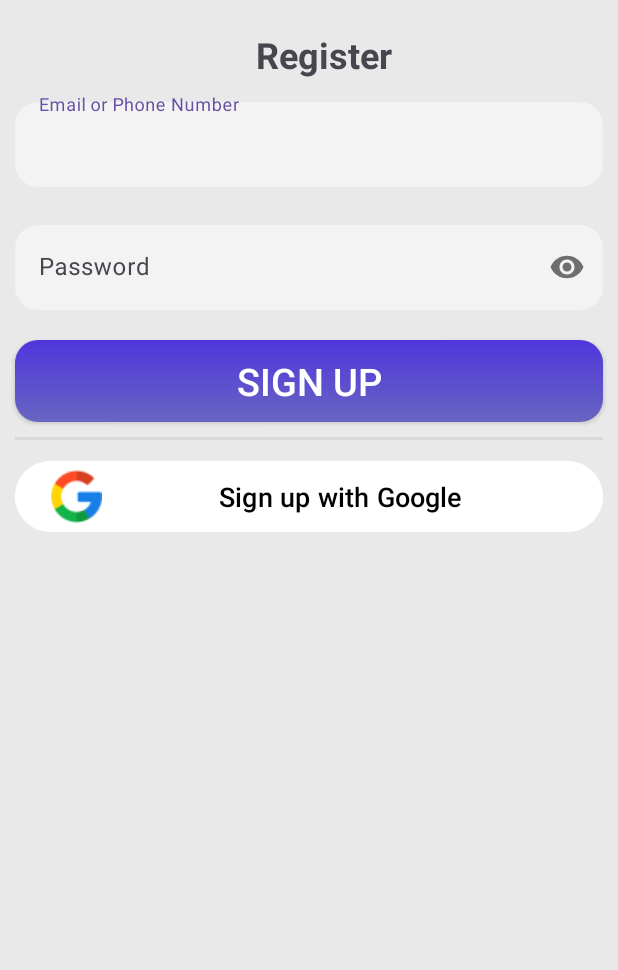
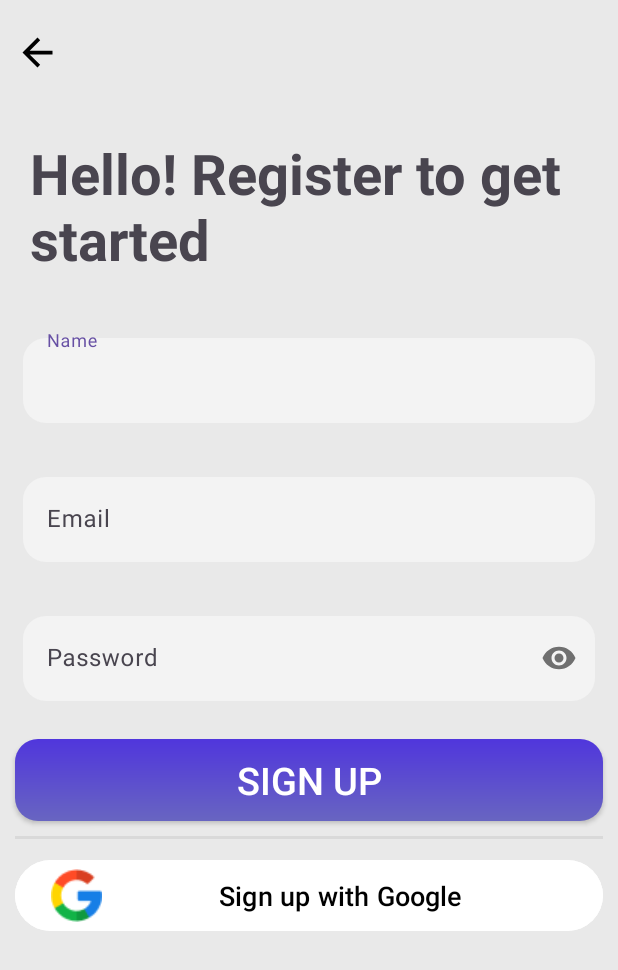
Before and after one commit to RamadhanIY/StuntMed_e-health, an Android app: the Register screen opened directly, with no data from a screen before it, after a tap on "SIGN UP", on a phone screen of 412 x 824 dp. Shown: the top 970 px of the screen. Run offline under Robolectric (Android 15) with nearby library versions, the phone set to English and light mode, and no system bars; our stand-ins replace Firebase (no records; nobody signed in at launch, a user with empty details on screens opened directly).

Commit message:
Register_remake
cuma nambah kolom name aja, sama nambha tulisan.

```diff
--- a/app/src/main/java/com/stuntmed/stuntmed/Register.java
+++ b/app/src/main/java/com/stuntmed/stuntmed/Register.java
@@ -32,7 +32,7 @@ public class Register extends AppCompatActivity {
 
     private FirebaseAuth mAuth;
     private Button bt_sign_up;
-    private EditText et_email, et_password;
+    private EditText et_email, et_password,et_name;
 
     @Override
     protected void onCreate(Bundle savedInstanceState) {
@@ -44,7 +44,8 @@ public class Register extends AppCompatActivity {
 
         // initialising all views through id defined above
         bt_sign_up = findViewById(R.id.signupbtn);
-        et_email = findViewById(R.id.username);
+        et_name = findViewById(R.id.name);
+        et_email = findViewById(R.id.email);
         et_password = findViewById(R.id.password);
 
         bt_sign_up.setOnClickListener(new View.OnClickListener() {
@@ -136,11 +137,19 @@ public class Register extends AppCompatActivity {
 
     void registerNewUser(){
         // initialising all views through id defined above
-        String email, password;
+        String email, password, name;
+        name = et_name.getText().toString();
         email = et_email.getText().toString();
         password = et_password.getText().toString();
 
         // initialising all views through id defined above
+        if (TextUtils.isEmpty(name)){
+            Toast.makeText(getApplicationContext(),
+                            "Please enter your full name!",
+                            Toast.LENGTH_SHORT)
+                    .show();
+            return;
+        }
         if (TextUtils.isEmpty(email)){
             Toast.makeText(getApplicationContext(),
                     "Please enter email!",
--- /dev/null
+++ b/app/src/main/res/drawable/baseline_arrow_back_24.xml
@@ -0,0 +1,5 @@
+<vector android:autoMirrored="true" android:height="30dp"
+    android:tint="#000000" android:viewportHeight="24"
+    android:viewportWidth="24" android:width="30dp" xmlns:android="http://schemas.android.com/apk/res/android">
+    <path android:fillColor="@android:color/white" android:pathData="M20,11H7.83l5.59,-5.59L12,4l-8,8 8,8 1.41,-1.41L7.83,13H20v-2z"/>
+</vector>
--- a/app/src/main/res/layout/activity_register.xml
+++ b/app/src/main/res/layout/activity_register.xml
@@ -6,19 +6,32 @@
     xmlns:tools="http://schemas.android.com/tools"
     android:layout_width="match_parent"
     android:layout_height="match_parent"
-    tools:context="com.example.stuntmed.SignIn"
+    tools:context="com.stuntmed.stuntmed.Register"
     android:background="#E9E9E9">
+
+    <ImageView
+        android:layout_width="wrap_content"
+        android:layout_height="wrap_content"
+        android:src="@drawable/baseline_arrow_back_24"
+        android:layout_marginStart="10dp"
+        android:layout_marginTop="20dp"
+        android:id="@+id/backbutton_regist">
+
+    </ImageView>
 
     <!--  TextView : Register  -->
     <TextView
+        android:layout_below="@id/backbutton_regist"
         android:id="@+id/signin"
         android:layout_width="match_parent"
         android:layout_height="wrap_content"
-        android:layout_marginLeft="20dp"
-        android:gravity="center"
-        android:layout_marginTop="20dp"
-        android:text="Register"
-        android:textSize="24sp"
+        android:layout_marginEnd="20dp"
+        android:layout_marginStart="20dp"
+        android:textAlignment="textStart"
+        android:layout_marginTop="40dp"
+        android:layout_marginBottom="20dp"
+        android:text="@string/Register"
+        android:textSize="37sp"
         android:textStyle="bold"
         />
 
@@ -28,13 +41,30 @@
         android:layout_width="match_parent"
         android:layout_height="wrap_content"
         android:layout_below="@id/signin"
-        android:layout_margin="10dp">
+        android:layout_margin="15dp">
 
         <androidx.appcompat.widget.AppCompatEditText
-            android:id="@+id/username"
+            android:id="@+id/name"
             android:layout_width="match_parent"
             android:layout_height="wrap_content"
-            android:hint="Email or Phone Number"
+            android:hint="Name"
+            android:inputType="textEmailAddress"
+            android:background="@drawable/custom_edittext"/>
+
+    </com.google.android.material.textfield.TextInputLayout>
+
+    <com.google.android.material.textfield.TextInputLayout
+        android:id="@+id/layout_email_input"
+        android:layout_width="match_parent"
+        android:layout_height="wrap_content"
+        android:layout_below="@id/layout_text_input"
+        android:layout_margin="15dp">
+
+        <androidx.appcompat.widget.AppCompatEditText
+            android:id="@+id/email"
+            android:layout_width="match_parent"
+            android:layout_height="wrap_content"
+            android:hint="Email"
             android:inputType="textEmailAddress"
             android:background="@drawable/custom_edittext"/>
 
@@ -46,8 +76,8 @@
         android:layout_width="match_parent"
         android:layout_height="wrap_content"
         app:passwordToggleEnabled="true"
-        android:layout_below="@id/layout_text_input"
-        android:layout_margin="10dp">
+        android:layout_below="@id/layout_email_input"
+        android:layout_margin="15dp">
 
         <androidx.appcompat.widget.AppCompatEditText
             android:id="@+id/password"
--- a/app/src/main/res/values/strings.xml
+++ b/app/src/main/res/values/strings.xml
@@ -2,4 +2,5 @@
     <string name="app_name">My Application</string>
     <!-- TODO: Remove or change this placeholder text -->
     <string name="web_client_id">593444102839-jfu7mv63j25okrea49q2nbu87hgcgal0.apps.googleusercontent.com</string>
+    <string name="Register">Hello! Register to get started</string>
 </resources>
```
